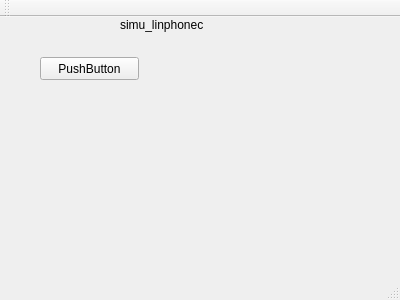
The window that module_linphonec/simu_linphonec/simulinphonec.ui (BTS2-Projet-1/Module_Linphonec) describes before a commit, drawn with Qt 5.
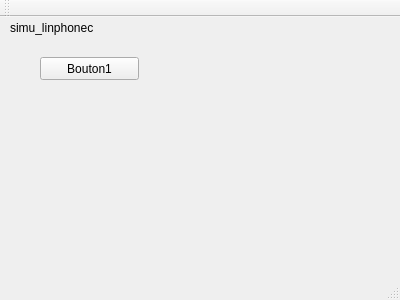
The same window after the commit.

The edit to the form file:
```diff
--- a/module_linphonec/simu_linphonec/simulinphonec.ui
+++ b/module_linphonec/simu_linphonec/simulinphonec.ui
@@ -24,16 +24,16 @@
      </rect>
     </property>
     <property name="text">
-     <string>PushButton</string>
+     <string>Bouton1</string>
     </property>
    </widget>
    <widget class="QLabel" name="label">
     <property name="geometry">
      <rect>
-      <x>120</x>
+      <x>10</x>
       <y>0</y>
-      <width>161</width>
-      <height>16</height>
+      <width>91</width>
+      <height>21</height>
      </rect>
     </property>
     <property name="text">
```
